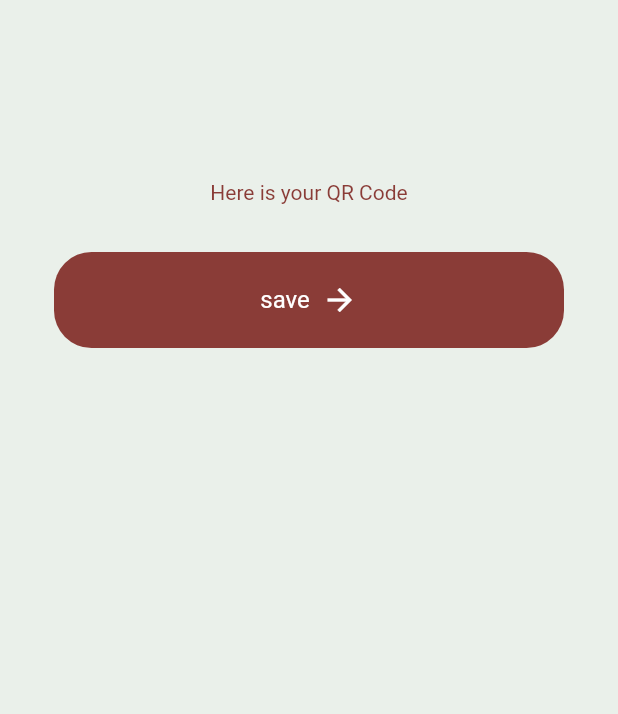
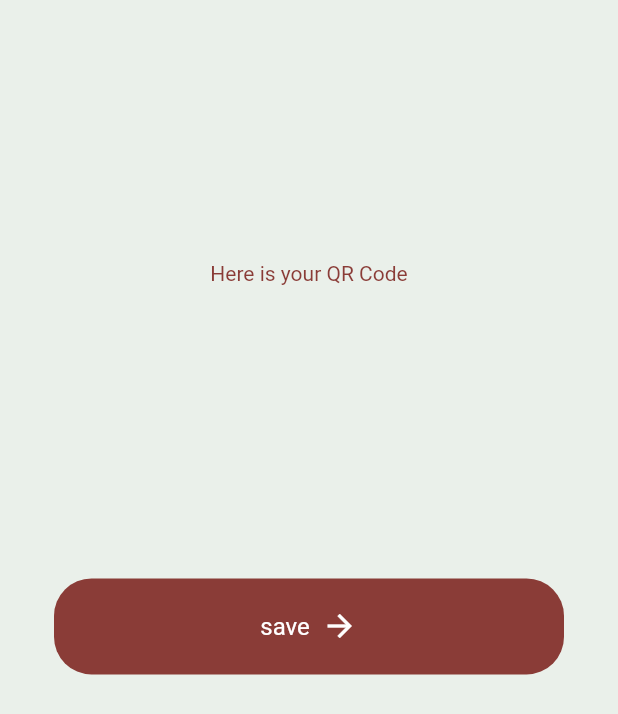
Before and after one commit to ArdaFA/qr_generator, a Flutter app: the DisplayQR screen opened by its route, on a phone screen of 412 x 824 dp. Shown: the top 714 px of the screen. Run offline on Flutter 3.47's test engine with Material 2 defaults, Android fonts, the phone set to English and light mode, and no system bars; our stand-ins replace qr_flutter.

```diff
--- a/lib/pages/display_qr.dart
+++ b/lib/pages/display_qr.dart
@@ -1,8 +1,6 @@
 import 'package:flutter/material.dart';
 import 'package:qr_flutter/qr_flutter.dart';
 import 'package:qr_generator/themes/colors.dart';
-
-
 import '../components/button.dart';
 
 class DisplayQR extends StatefulWidget {
@@ -23,8 +21,10 @@ class _DisplayQRState extends State<DisplayQR> {
       // No appBar property here, removing it
       backgroundColor: backgroundColor, // solid color for the background
       body: Padding(
-        padding: const EdgeInsets.fromLTRB(24, 120, 24, 120),
+        padding: const EdgeInsets.fromLTRB(24, 120, 24, 320),
         child: Column(
+          mainAxisAlignment: MainAxisAlignment.spaceEvenly,
+          crossAxisAlignment: CrossAxisAlignment.center,
           children: [
             // text to show qr code
             Text(
@@ -41,7 +41,6 @@ class _DisplayQRState extends State<DisplayQR> {
                 qrData,
                 style: const TextStyle(color: Colors.black, fontSize: 16),
               ),
-
 
             // QR code itself
             if (qrData != null && qrData.isNotEmpty) // Only display if qrData is valid
--- a/pubspec.yaml
+++ b/pubspec.yaml
@@ -36,6 +36,9 @@ dependencies:
   # The following adds the Cupertino Icons font to your application.
   # Use with the CupertinoIcons class for iOS style icons.
   cupertino_icons: ^1.0.2
+  path_provider: ^2.1.1
+  image_gallery_saver: ^2.0.3
+  screenshot: ^2.5.0
 
 dev_dependencies:
   flutter_test:
```
Also changed, not shown: pubspec.lock, 1 other file.
